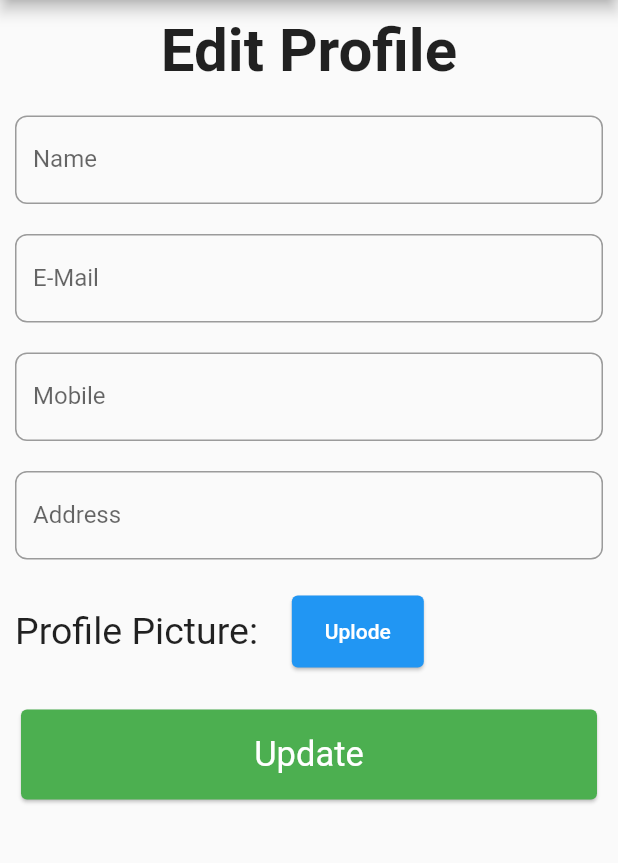
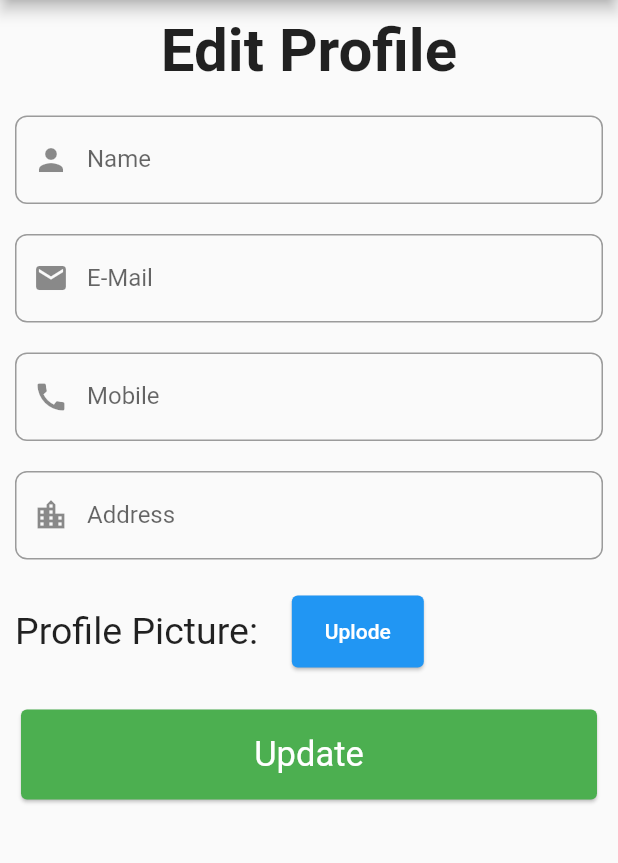
Before and after one commit to gautampages/gautam, a Flutter app: the ProfileEdit screen opened directly, on a phone screen of 412 x 824 dp, the part 84-947 px from its top. Run offline on Flutter 3.47's test engine with Material 2 defaults, Android fonts, the phone set to English and light mode, and no system bars; our stand-ins replace image_picker.

Commit message:
Some modification

```diff
--- a/lib/ProfileEdit.dart
+++ b/lib/ProfileEdit.dart
@@ -44,6 +44,7 @@ class _ProfileEditState extends State<ProfileEdit> {
                     decoration: InputDecoration(
                       labelText: 'Name',
                       hintText: 'Kunal Singh',
+                      prefixIcon: Icon(Icons.person),
                       border: OutlineInputBorder(
                           borderRadius: BorderRadius.circular(8)),
                     ),
@@ -56,6 +57,7 @@ class _ProfileEditState extends State<ProfileEdit> {
                 TextFormField(
                     decoration: InputDecoration(
                       labelText: 'E-Mail',
+                      prefixIcon: Icon(Icons.email),
                       hintText: 'Kunal Singh',
                       border: OutlineInputBorder(
                           borderRadius: BorderRadius.circular(8)),
@@ -67,6 +69,7 @@ class _ProfileEditState extends State<ProfileEdit> {
                 TextFormField(
                     decoration: InputDecoration(
                       labelText: 'Mobile',
+                      prefixIcon: Icon(Icons.call),
                       hintText: 'Kunal Singh',
                       border: OutlineInputBorder(
                           borderRadius: BorderRadius.circular(8)),
@@ -78,6 +81,7 @@ class _ProfileEditState extends State<ProfileEdit> {
                     TextFormField(
                     decoration: InputDecoration(
                       labelText: 'Address',
+                      prefixIcon: Icon(Icons.location_city),
                       hintText: 'Kunal Singh',
                       border: OutlineInputBorder(
                           borderRadius: BorderRadius.circular(8)),
```
